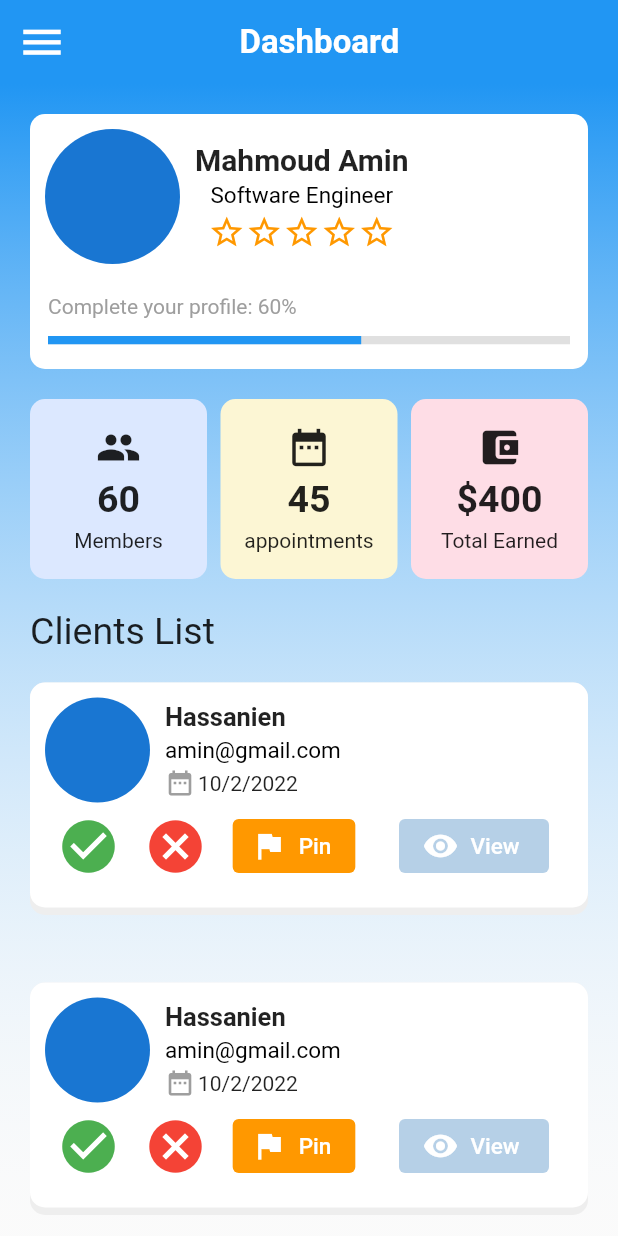
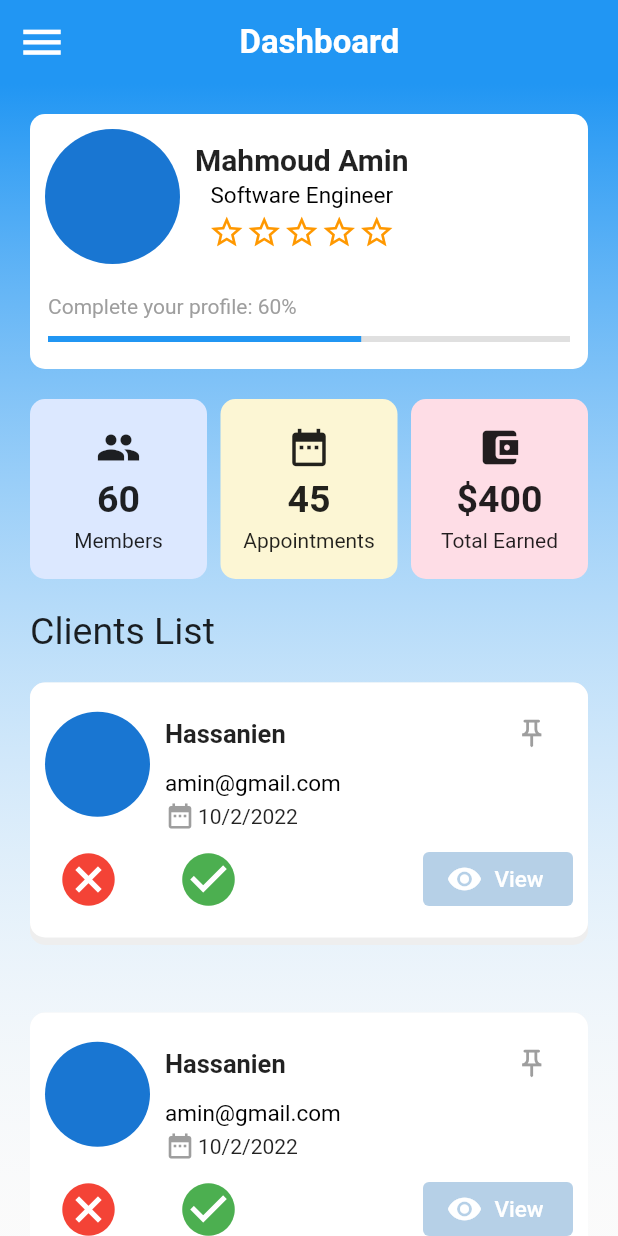
Before and after one commit to MAmin2001/Consultation_GP, a Flutter app: the Dashboard screen opened directly, on a phone screen of 412 x 824 dp. Run offline on Flutter 3.47's test engine with Material 2 defaults, Android fonts, the phone set to English and light mode, and no system bars; drawn by our look-alikes of flutter_rating_bar; our stand-ins replace bloc, dio, flutter_bloc, flutter_hex_color, flutter_screenutil, fluttertoast and 3 more; missing offline and left inert: sliding_switch; accounts and stored records are empty.

Commit message:
mentee_dashboard_amin

```diff
--- a/lib/layout/mentor/mentor_cubit/mentor_cubit.dart
+++ b/lib/layout/mentor/mentor_cubit/mentor_cubit.dart
@@ -30,6 +30,16 @@ List<Widget> screens=
   MentorProfile(),
 ];
 
+bool isPinned=false;
+int i =0;
+
+void changePinIcon(int index)
+{
+  i=index;
+  isPinned=!isPinned;
+emit((ChangePinIconState()));
+}
+
 
 
 
--- a/lib/layout/mentor/mentor_cubit/mentor_states.dart
+++ b/lib/layout/mentor/mentor_cubit/mentor_states.dart
@@ -10,3 +10,5 @@ class ConsultSuccessState extends ConsultStates{}
 
 
 class ChangeBottomNavBarState extends ConsultStates{}
+
+class ChangePinIconState extends ConsultStates{}
--- a/lib/main.dart
+++ b/lib/main.dart
@@ -98,7 +98,7 @@ import 'package:flutter_screenutil/flutter_screenutil.dart';
             builder: (BuildContext context,child)
             {
               return MaterialApp(
-                home: MenteeLayout(),
+                home: Dashboard(),
                 debugShowCheckedModeBanner: false,
               );
             },
--- a/lib/modules/mentor/dashboard/mentor_dashboard.dart
+++ b/lib/modules/mentor/dashboard/mentor_dashboard.dart
@@ -1,5 +1,8 @@
+import 'package:consultation_gp/layout/mentor/mentor_cubit/mentor_cubit.dart';
+import 'package:consultation_gp/layout/mentor/mentor_cubit/mentor_states.dart';
 import 'package:consultation_gp/modules/mentee/mentee_profile.dart';
 import 'package:flutter/material.dart';
+import 'package:flutter_bloc/flutter_bloc.dart';
 import 'package:flutter_hex_color/flutter_hex_color.dart';
 import 'package:flutter_rating_bar/flutter_rating_bar.dart';
 
@@ -8,7 +11,9 @@ class Dashboard extends StatelessWidget {
 
   @override
   Widget build(BuildContext context) {
-    return Scaffold(
+    return BlocConsumer<MentorCubit,ConsultStates>(
+      listener: (context,state){},
+      builder: (context,state)=>Scaffold(
         appBar: AppBar(
           leading: IconButton(
             icon: Icon(Icons.menu,size: 33.0,),
@@ -124,7 +129,7 @@ class Dashboard extends StatelessWidget {
                               backgroundColor: Colors.grey[300],
                               color: Colors.blue,
                               value: 0.6,
-                            minHeight: 5.5,
+                              minHeight: 4.0,
                             ),
                           )
                         ],
@@ -194,7 +199,7 @@ class Dashboard extends StatelessWidget {
                                 ),
                                 SizedBox(height: 5.0,),
 
-                              Text('appointments')
+                                Text('Appointments')
                               ],
                             ),
                           ),
@@ -265,14 +270,14 @@ class Dashboard extends StatelessWidget {
                       child: Stack(
                         children: [
                           Container(
-                          height: 155,
+                            height: 175,
                             decoration: BoxDecoration(
                                 color: Colors.grey[200],
                                 borderRadius: BorderRadius.circular(10.0)
                             ),
                           ),
                           Container(
-                          height: 150.0,
+                            height: 170.0,
                             decoration: BoxDecoration(
                                 color: Colors.white,
                                 borderRadius: BorderRadius.circular(10.0)
@@ -291,6 +296,8 @@ class Dashboard extends StatelessWidget {
                                       Column(
                                         crossAxisAlignment: CrossAxisAlignment.start,
                                         children: [
+                                          Row(
+                                            children: [
                                               Text(
                                                 'Hassanien',
                                                 style: TextStyle(
@@ -298,7 +305,17 @@ class Dashboard extends StatelessWidget {
                                                     fontWeight: FontWeight.bold
                                                 ),
                                               ),
-                                        SizedBox(height: 3,),
+                                              SizedBox(width:140.0 ),
+                                              IconButton(
+                                                  onPressed: ()
+                                                  {
+                                                    MentorCubit.get(context).changePinIcon(index);
+                                                  },
+                                                  icon: MentorCubit.get(context).isPinned&&MentorCubit.get(context).i==index?Icon(Icons.push_pin_rounded,size: 22.0,color: Colors.blue,):Icon(Icons.push_pin_outlined,size: 22.0,color: Colors.grey,)
+                                              )
+                                            ],
+                                          ),
+                                          //SizedBox(height: 3,),
                                           Text(
                                             'amin@gmail.com',
                                             style: TextStyle(
@@ -323,36 +340,13 @@ class Dashboard extends StatelessWidget {
                                       )
                                     ],
                                   ),
+                                  SizedBox(height: 3,),
                                   Row(
-                                  mainAxisAlignment: MainAxisAlignment.start,
+                                    mainAxisAlignment: MainAxisAlignment.spaceBetween,
                                     children: [
+                                      IconButton(iconSize:42.0,  onPressed: (){}, icon:Icon(Icons.cancel,color:Colors.red,)),
                                       IconButton(iconSize:42.0,  onPressed: (){}, icon:Icon(Icons.check_circle,color:Colors.green,)),
-
-                                    IconButton(iconSize:42.0,  onPressed: (){}, icon:Icon(Icons.cancel,color:Colors.red,)),
-
-                                    Container(
-                                        width: 100.0,
-                                        height: 37.0,
-
-                                        child:  Center(
-                                            child: ElevatedButton.icon(
-                                              onPressed: ()
-                                              {
-                                                Navigator.push(context, MaterialPageRoute(builder: (context)=>MenteeProfile()));
-                                              },
-                                              icon: Icon(Icons.flag),
-                                              label: Text('Pin',
-                                                style: TextStyle(
-                                                    fontSize: 15.0
-                                                ),),
-                                              style: ElevatedButton.styleFrom(
-                                                  primary:Colors.orange,
-                                                  elevation: 0.0
-                                              ),
-                                            )
-                                        )
-                                    ),
-                                    SizedBox(width: 20.0),
+                                      SizedBox(width: 70.0),
                                       Container(
                                           width: 100.0,
                                           child:  ElevatedButton.icon(
@@ -390,6 +384,8 @@ class Dashboard extends StatelessWidget {
             )
           ],
         ),
+      ),
+
     );
   }
 }
```
Lines whose indentation alone changed are shown as unchanged.
